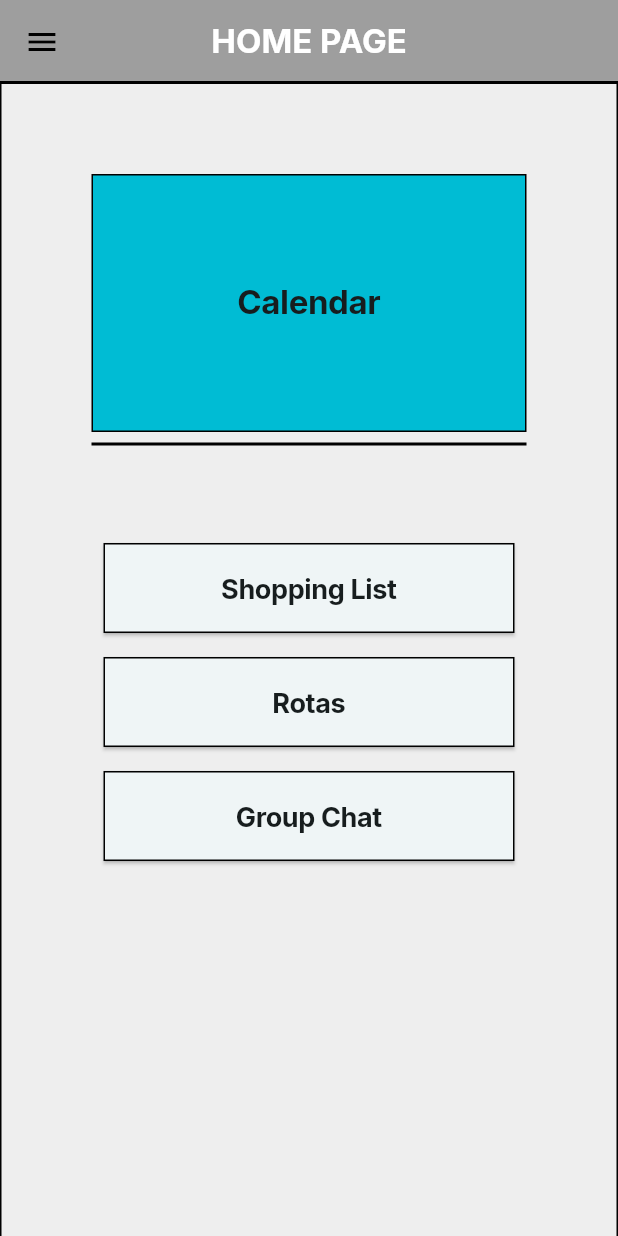
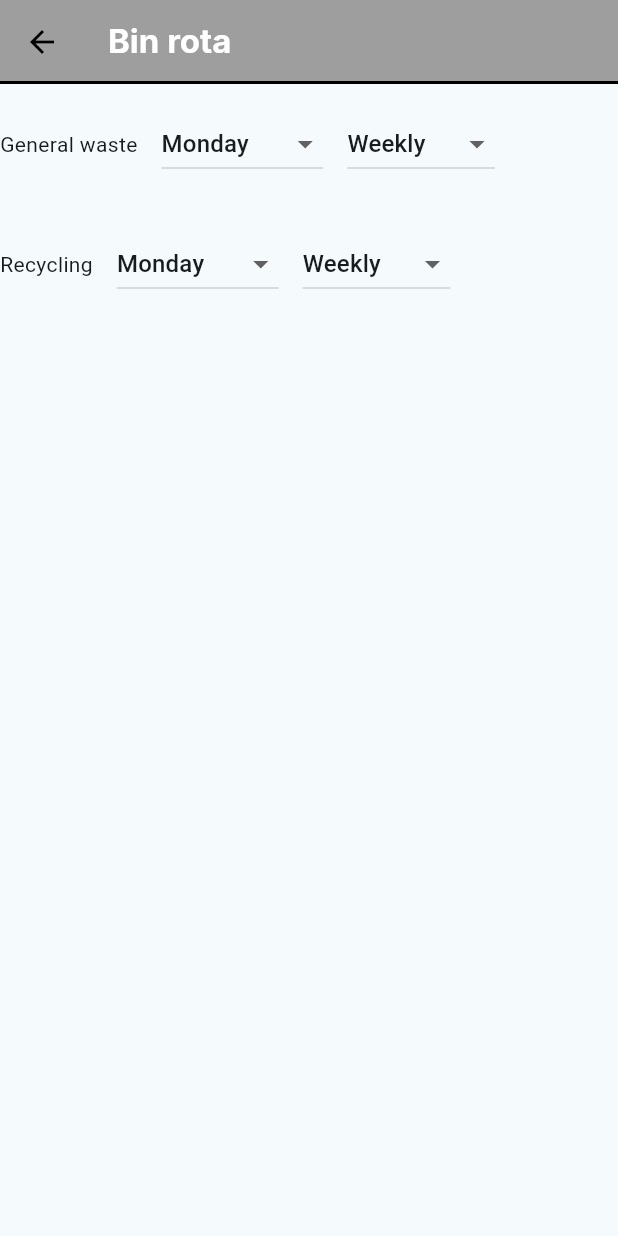
Before and after one commit to 6B-Best-group/TheHousemateApp, a Flutter app: the screen it shows after launch, on a phone screen of 412 x 824 dp. Run offline on Flutter 3.47's test engine with Material 3 defaults, Android fonts, the phone set to English and light mode, and no system bars; our stand-ins replace flutter_calendar_carousel; accounts and stored records are empty.

Commit message:
finished bin rota function and linked to nav

```diff
--- /dev/null
+++ b/housemate_app/lib/binRota.dart
@@ -0,0 +1,117 @@
+import 'package:flutter/material.dart';
+import 'package:housemate_app/main.dart';
+
+List<String> days = [
+  "Monday",
+  "Tuesday",
+  "Wednesday",
+  "Thurday",
+  "Friday",
+  "Saturday",
+  "Sunday"
+];
+List<String> timings = ["Weekly", "Biweekly"];
+
+class binRota extends StatefulWidget {
+  const binRota({super.key});
+
+  @override
+  State<binRota> createState() => _binRota();
+}
+
+class _binRota extends State<binRota> {
+  String binDay = bin.genDay;
+  String recDay = bin.recDay;
+  String recTime = bin.recTime;
+  String binTime = bin.genTime;
+  @override
+  Widget build(BuildContext context) {
+    return Scaffold(
+        appBar: AppBar(
+          title: const Text("Bin rota"),
+        ),
+        body: Column(children: [
+          Row(
+            children: [
+              const Text('General waste'),
+              DropdownButton<String>(
+                hint: const Text("Pick a day"),
+                value: binDay,
+                padding: EdgeInsets.all(16.0),
+                onChanged: (String? newValue) {
+                  setState(() {
+                    binDay = newValue!;
+                    bin.genDay = binDay;
+                  });
+                },
+                items: days.map<DropdownMenuItem<String>>((String newValue) {
+                  return DropdownMenuItem<String>(
+                    value: newValue,
+                    child: Text(newValue),
+                  );
+                }).toList(),
+              ),
+              DropdownButton<String>(
+                hint: const Text("Pick a day"),
+                value: binTime,
+                onChanged: (String? newValue) {
+                  setState(() {
+                    binTime = newValue!;
+                    bin.genTime = binTime;
+                  });
+                },
+                items: timings.map<DropdownMenuItem<String>>((String newValue) {
+                  return DropdownMenuItem<String>(
+                    value: newValue,
+                    child: Text(newValue),
+                  );
+                }).toList(),
+              ),
+            ],
+          ),
+          Row(
+            children: [
+              const Text('Recycling'),
+              DropdownButton<String>(
+                hint: const Text("Pick a day"),
+                padding: EdgeInsets.all(16.0),
+                value: recDay,
+                onChanged: (String? newValue) {
+                  setState(() {
+                    recDay = newValue!;
+                    bin.recDay = recDay;
+                  });
+                },
+                items: days.map<DropdownMenuItem<String>>((String newValue) {
+                  return DropdownMenuItem<String>(
+                    value: newValue,
+                    child: Text(newValue),
+                  );
+                }).toList(),
+              ),
+              DropdownButton<String>(
+                hint: const Text("Pick a day"),
+                value: recTime,
+                onChanged: (String? newValue) {
+                  setState(() {
+                    recTime = newValue!;
+                    bin.recTime = recTime;
+                  });
+                },
+                items: timings.map<DropdownMenuItem<String>>((String newValue) {
+                  return DropdownMenuItem<String>(
+                    value: newValue,
+                    child: Text(newValue),
+                  );
+                }).toList(),
+              ),
+            ],
+          ),
+          // TextButton(
+          //     onPressed: () {
+          //       update(binDay, recDay, recTime, binTime);
+          //     },
+          //     child: Text("Update Bin Days"))
+        ]));
+  }
+}
--- /dev/null
+++ b/housemate_app/lib/class/bins.dart
@@ -0,0 +1,7 @@
+class Bins {
+  String genDay = "Monday";
+  String recDay = "Monday";
+  String genTime = "Weekly";
+  String recTime = "Weekly";
+  Bins();
+}
--- a/housemate_app/lib/class/home.dart
+++ b/housemate_app/lib/class/home.dart
@@ -27,8 +27,8 @@ class _MyHomePageState extends State<MyHomePage> {
         drawer: Drawer(
           child: Container(
             decoration: const BoxDecoration(
-                border: Border(
-                    right: BorderSide(color: Colors.black, width: 1))),
+                border:
+                    Border(right: BorderSide(color: Colors.black, width: 1))),
             child: Column(
               children: [
                 Container(
@@ -82,7 +82,9 @@ class _MyHomePageState extends State<MyHomePage> {
                         child: ListTile(
                           leading: const Icon(Icons.hourglass_bottom),
                           title: const Text('Action Log'),
-                          onTap: () { Navigator.pushNamed(context, '/actionLog'); },
+                          onTap: () {
+                            Navigator.pushNamed(context, '/actionLog');
+                          },
                         ),
                       ),
                       Padding(
@@ -90,7 +92,19 @@ class _MyHomePageState extends State<MyHomePage> {
                         child: ListTile(
                           leading: const Icon(Icons.edit_note),
                           title: const Text('Edit Rotas'),
-                          onTap: () { Navigator.pushNamed(context, '/editRotas'); },
+                          onTap: () {
+                            Navigator.pushNamed(context, '/editRotas');
+                          },
+                        ),
+                      ),
+                      Padding(
+                        padding: const EdgeInsets.all(8.0),
+                        child: ListTile(
+                          leading: const Icon(Icons.delete),
+                          title: const Text('Bin Day'),
+                          onTap: () {
+                            Navigator.pushNamed(context, '/binRota');
+                          },
                         ),
                       ),
                     ],
--- a/housemate_app/lib/main.dart
+++ b/housemate_app/lib/main.dart
@@ -1,5 +1,7 @@
 import 'package:flutter/material.dart';
+import 'package:housemate_app/binRota.dart';
 import 'package:housemate_app/calender-page/calender.dart';
+import 'package:housemate_app/class/bins.dart';
 import 'package:housemate_app/group_chat.dart';
 import 'package:housemate_app/class/action_log_notification.dart';
 import 'package:housemate_app/class/general_chore_rota.dart';
@@ -22,13 +24,20 @@ import 'package:housemate_app/welcome.dart';
 import 'package:housemate_app/action_log.dart';
 
 List<ActionLogNotification> actionsList = [];
-List<GeneralChoreRota> generalChoreRotaList = [GeneralChoreRota("Take out the food bin", ["Ben", "Anna", "Matt"]), GeneralChoreRota("Clean Oven Grease", ["Dan", "Keiran"]), GeneralChoreRota("Wipe down hob", ["Cecile"])];
-List<WeeklyChoreRota> weeklyChoreRotaList = [WeeklyChoreRota('Bleach Toilet', ['Anna', 'Fish', 'Kieran', 'Dan', 'Matt'])];
+List<GeneralChoreRota> generalChoreRotaList = [
+  GeneralChoreRota("Take out the food bin", ["Ben", "Anna", "Matt"]),
+  GeneralChoreRota("Clean Oven Grease", ["Dan", "Keiran"]),
+  GeneralChoreRota("Wipe down hob", ["Cecile"])
+];
+List<WeeklyChoreRota> weeklyChoreRotaList = [
+  WeeklyChoreRota('Bleach Toilet', ['Anna', 'Fish', 'Kieran', 'Dan', 'Matt'])
+];
 List<ShoppingItem> shoppingList = [];
 List<ShoppingItem> broughItems = [];
 List<String> housemates = []; //placeholder code
 User currentUser = User();
 House house = House();
+Bins bin = Bins();
 bool login = true;
 bool houseMember = true;
 String screen = '/welcome';
@@ -64,7 +73,7 @@ class _MyAppState extends State<MyApp> {
       title: 'Dweller',
       theme: defaultTheme,
       //home: const MyHomePage(title: 'Housemate App'),
-      initialRoute: '/',
+      initialRoute: '/binRota',
       routes: {
         '/': (context) => const MyHomePage(title: 'Dweller'),
         '/shoppingList': (context) => const shopping_list(),
@@ -80,6 +89,7 @@ class _MyAppState extends State<MyApp> {
         '/actionLog': (context) => const ActionLog(),
         '/rota': (context) => const Rota(),
         '/editRotas': (context) => const EditRotas(),
+        '/binRota': (context) => const binRota(),
       },
     );
   }
--- a/housemate_app/lib/user_profile.dart
+++ b/housemate_app/lib/user_profile.dart
@@ -20,8 +20,8 @@ class _UserProfileState extends State<UserProfile> {
         body: Column(
           children: [
             Container(
-              width: double.infinity,
-              height: 150,
+              // width: double.infinity,
+              //height: 150,
               decoration: BoxDecoration(
                   color: Colors.grey.shade400,
                   // borderRadius: const BorderRadius.only(
@@ -111,7 +111,7 @@ class _UserProfileState extends State<UserProfile> {
                       Padding(
                           padding: EdgeInsets.all(10.0),
                           child: Text(
-                            'Rent p/m',
+                            'General waste bin day is ${bin.genDay} ${bin.genTime}',
                             //textAlign: TextAlign.center,
                             style: TextStyle(fontSize: 18, color: Colors.black),
                           )),
@@ -119,7 +119,7 @@ class _UserProfileState extends State<UserProfile> {
                       Padding(
                           padding: EdgeInsets.all(10.0),
                           child: Text(
-                            'Payment Date',
+                            'Recycling bin day is ${bin.recDay} ${bin.recTime}',
                             //textAlign: TextAlign.center,
                             style: TextStyle(fontSize: 18, color: Colors.black),
                           )),
```
